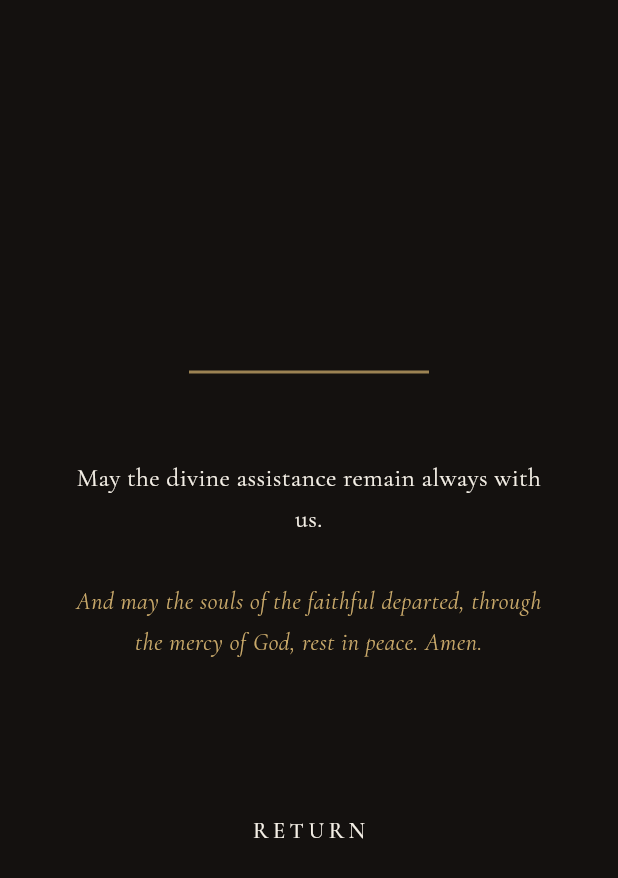
After one commit to augustineiacopelli/angelus-companion-flutter, a Flutter app: the CompletionScreen screen opened directly, on a phone screen of 412 x 824 dp. The commit adds this screen. Shown: the top 878 px of the screen. Run offline on Flutter 3.47's test engine with Material 3 defaults, Android fonts, the phone set to English and light mode, and no system bars; our stand-ins replace google_fonts.

Commit message:
We did some stuf with prayer_screen.dart and completion_screen.dart are ran into DDS issues.

```diff
--- /dev/null
+++ b/lib/screens/completion_screen.dart
@@ -0,0 +1,57 @@
+import 'package:flutter/material.dart';
+
+import '../theme/app_theme.dart';
+
+/// The end of the Angelus. Pushed on top of the prayer rather than replacing
+/// it, so the system back button and the back gesture return to the final
+/// station; a stray tap while reading the collect should not cost the whole
+/// prayer. [onReturn] is the deliberate exit, and the screen that pushed this
+/// one owns what that means for the navigation stack.
+class CompletionScreen extends StatelessWidget {
+  const CompletionScreen({super.key, required this.onReturn});
+
+  final VoidCallback onReturn;
+
+  @override
+  Widget build(BuildContext context) {
+    final TextTheme text = Theme.of(context).textTheme;
+
+    return Scaffold(
+      body: SafeArea(
+        child: Center(
+          child: SingleChildScrollView(
+            padding: const EdgeInsets.symmetric(horizontal: 44, vertical: 32),
+            child: Column(
+              mainAxisSize: MainAxisSize.min,
+              children: <Widget>[
+                Container(
+                  width: 160,
+                  height: 2,
+                  color: AngelusColors.gold.withValues(alpha: 0.75),
+                ),
+                const SizedBox(height: 56),
+                Text(
+                  'May the divine assistance remain always with us.',
+                  textAlign: TextAlign.center,
+                  style: text.bodyMedium?.copyWith(color: AngelusColors.ivory),
+                ),
+                const SizedBox(height: 28),
+                Text(
+                  'And may the souls of the faithful departed, through the '
+                  'mercy of God, rest in peace. Amen.',
+                  textAlign: TextAlign.center,
+                  style: text.bodySmall?.copyWith(color: AngelusColors.gold),
+                ),
+                const SizedBox(height: 88),
+                TextButton(
+                  onPressed: onReturn,
+                  child: Text('RETURN', style: text.labelLarge),
+                ),
+              ],
+            ),
+          ),
+        ),
+      ),
+    );
+  }
+}
```
Also changed, not shown: lib/screens/prayer_screen.dart (+25 -59 lines), 1 other file.
